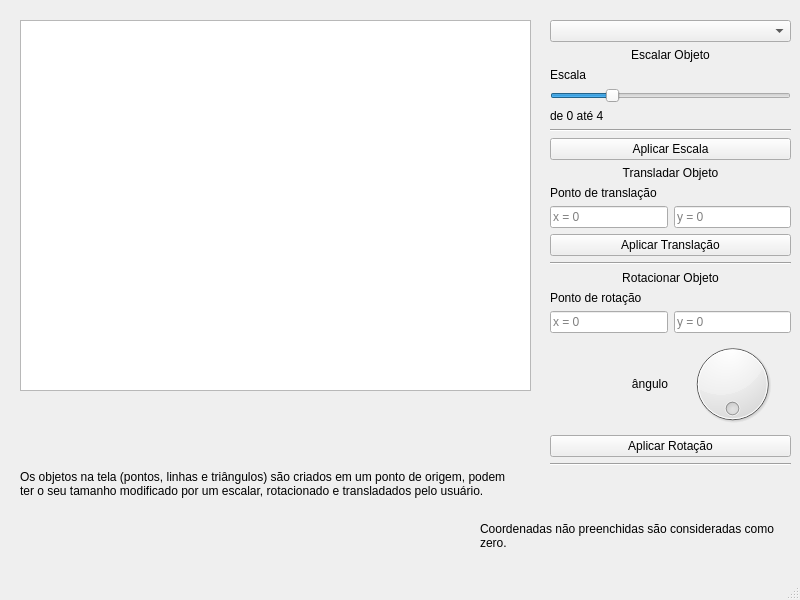
Qt form mainwindow.ui (Thales3006/Wireframe_3Dmodel_Visualizer) before a commit.
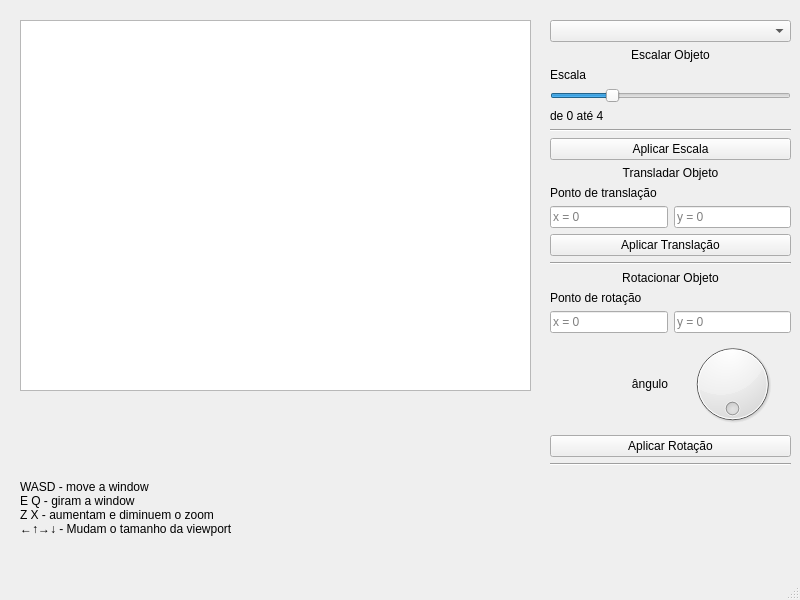
The same form after that commit.

Commit message: entrega 3, movimentos adicionados e explicações dos movimentos

What changed in the file:
```diff
--- a/mainwindow.ui
+++ b/mainwindow.ui
@@ -268,13 +268,16 @@
     <property name="geometry">
      <rect>
       <x>20</x>
-      <y>470</y>
-      <width>501</width>
-      <height>51</height>
+      <y>480</y>
+      <width>241</width>
+      <height>71</height>
      </rect>
     </property>
     <property name="text">
-     <string>Os objetos na tela (pontos, linhas e triângulos) são criados em um ponto de origem, podem ter o seu tamanho modificado por um escalar, rotacionado e transladados pelo usuário. </string>
+     <string>WASD - move a window
+E Q - giram a window
+Z X - aumentam e diminuem o zoom
+←↑→↓ - Mudam o tamanho da viewport </string>
     </property>
     <property name="alignment">
      <set>Qt::AlignmentFlag::AlignLeading|Qt::AlignmentFlag::AlignLeft|Qt::AlignmentFlag::AlignTop</set>
@@ -283,22 +286,6 @@
      <bool>true</bool>
     </property>
    </widget>
-   <widget class="QLabel" name="label_2">
-    <property name="geometry">
-     <rect>
-      <x>480</x>
-      <y>480</y>
-      <width>321</width>
-      <height>111</height>
-     </rect>
-    </property>
-    <property name="text">
-     <string>Coordenadas não preenchidas são consideradas como zero.</string>
-    </property>
-    <property name="wordWrap">
-     <bool>true</bool>
-    </property>
-   </widget>
   </widget>
   <widget class="QMenuBar" name="menubar">
    <property name="geometry">
```
Left out of the diff: 6 changed lines with no effect on the pictures.
